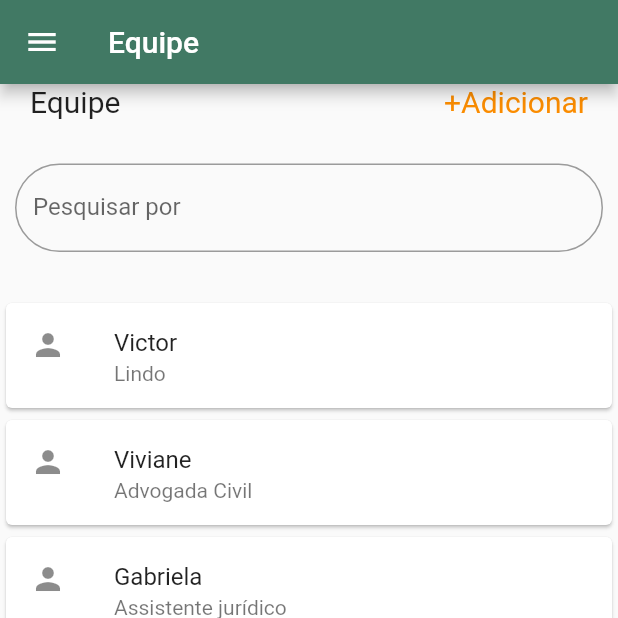
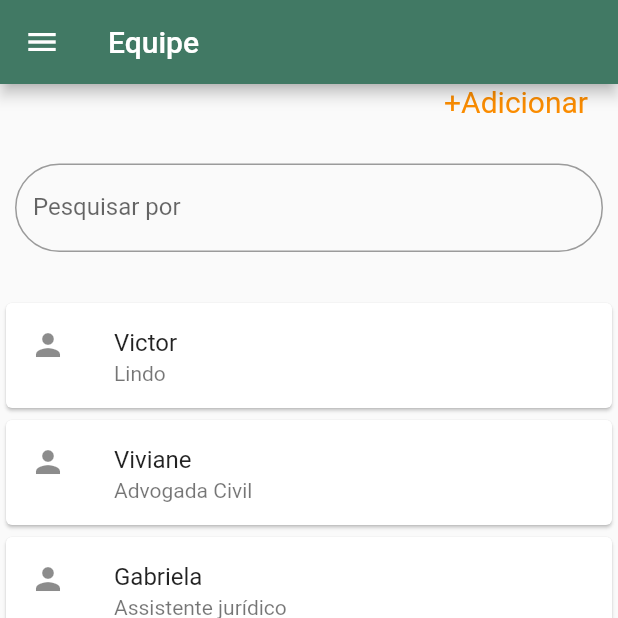
Before and after one commit to VictorCastroBR/juris_law_app, a Flutter app: the EquipePage screen opened by its route, on a phone screen of 412 x 824 dp, the top half of it. Run offline on Flutter 3.47's test engine with Material 2 defaults, Android fonts, the phone set to English and light mode, and no system bars; our stand-ins replace cloud_firestore, firebase_auth, firebase_core, google_fonts; missing offline and left inert: dart:html, dropdown_plus; accounts and stored records are empty; network calls fail.

Commit message:
alt menu

```diff
--- a/lib/view/equipe_page.dart
+++ b/lib/view/equipe_page.dart
@@ -40,7 +40,7 @@ class DivTeamWidget extends StatelessWidget {
             mainAxisAlignment: MainAxisAlignment.spaceBetween,
             children: [
               Text(
-                'Equipe',
+                '',
                 style: TextStyle(fontSize: 20.0),
               ),
               GestureDetector(
--- a/lib/view/menu_page.dart
+++ b/lib/view/menu_page.dart
@@ -45,6 +45,7 @@ class MenuPageState extends State<MenuPage> {
             child: Column(
               children: [
                 Expanded(flex: 1, child: UserHeader()),
+                Text('Áreas de atuação'),
                 Expanded(
                   flex: 9,
                   child: ExpansionAreaWidget(),
@@ -62,7 +63,7 @@ class MenuPageState extends State<MenuPage> {
               builder: (BuildContext context) {
                 // retorna um objeto do tipo Dialog
                 return AlertDialog(
-                  title: const Text("Alterar nome"),
+                  title: const Text("Insira a área"),
                   content: SingleChildScrollView(
                     child: ListBody(
                       children: [
```
